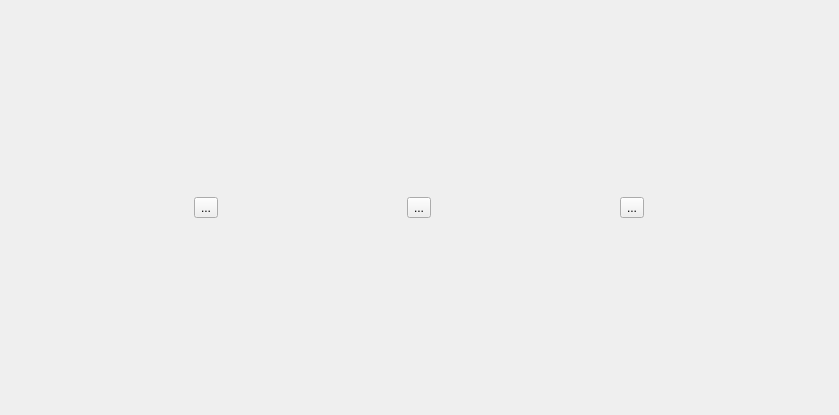
Qt form src/usdb_syncer/gui/forms/PreviewDialog.ui (bohning/usdb_syncer) before a commit.
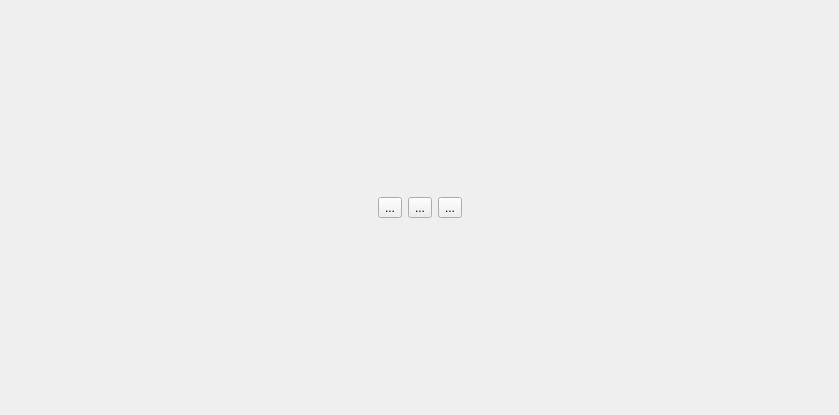
The same form after that commit. Icons and pictures are not drawn.

Commit message: Make UI update while seeking

```diff
--- a/src/usdb_syncer/gui/forms/PreviewDialog.ui
+++ b/src/usdb_syncer/gui/forms/PreviewDialog.ui
@@ -18,6 +18,19 @@
     <layout class="QVBoxLayout" name="layout_main">
      <item>
       <layout class="QHBoxLayout" name="layout_buttons">
+       <item>
+        <spacer name="horizontalSpacer">
+         <property name="orientation">
+          <enum>Qt::Orientation::Horizontal</enum>
+         </property>
+         <property name="sizeHint" stdset="0">
+          <size>
+           <width>40</width>
+           <height>20</height>
+          </size>
+         </property>
+        </spacer>
+       </item>
        <item>
         <widget class="QToolButton" name="button_backward">
          <property name="text">
@@ -46,6 +59,19 @@
          </property>
         </widget>
        </item>
+       <item>
+        <spacer name="horizontalSpacer_2">
+         <property name="orientation">
+          <enum>Qt::Orientation::Horizontal</enum>
+         </property>
+         <property name="sizeHint" stdset="0">
+          <size>
+           <width>40</width>
+           <height>20</height>
+          </size>
+         </property>
+        </spacer>
+       </item>
       </layout>
      </item>
     </layout>
```
The commit also changes 1 other file.
